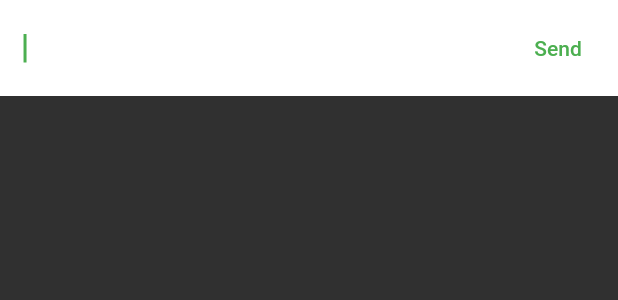
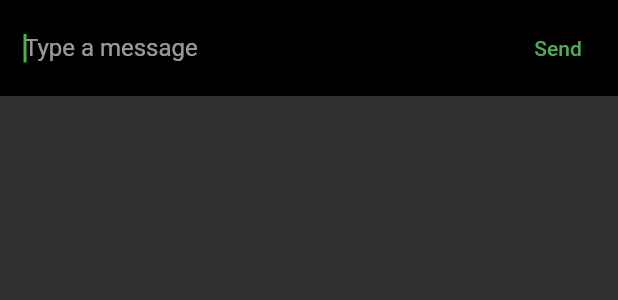
Before and after one commit to supabase-community/flutter-chat, a Flutter app: the _MessageBar widget shown alone on an empty page, opened directly, on a phone screen of 412 x 824 dp. Shown: the top 300 px of the screen. Run offline on Flutter 3.47's test engine with Material 2 defaults, Android fonts, the phone set to English and light mode, and no system bars; our stand-ins replace bloc, flutter_bloc, supabase, supabase_flutter, timeago; accounts and stored records are empty.

Commit message:
fix: minor design fix

```diff
--- a/lib/main.dart
+++ b/lib/main.dart
@@ -9,9 +9,9 @@ Future<void> main() async {
 
   await Supabase.initialize(
     // TODO: Replace credentials with your own
-    url: 'https://nlbsnpoablmsxwkdbmer.supabase.co',
+    url: 'https://lbzgspxicejixhavdlsu.supabase.co',
     anonKey:
-        'eyJhbGciOiJIUzI1NiIsInR5cCI6IkpXVCJ9.eyJyb2xlIjoiYW5vbiIsImlhdCI6MTYyOTE5ODEwMiwiZXhwIjoxOTQ0Nzc0MTAyfQ.XZWLzz95pyU9msumQNsZKNBXfyss-g214iTVAwyQLPA',
+        'eyJhbGciOiJIUzI1NiIsInR5cCI6IkpXVCJ9.eyJyb2xlIjoiYW5vbiIsImlhdCI6MTYzODQ5NDM1OSwiZXhwIjoxOTU0MDcwMzU5fQ.qZgVb9X-sfRQvUQ3diqEmTpy00phfPUMBD5L35TA4lI',
   );
   runApp(const MyApp());
 }
--- a/lib/pages/chat_page.dart
+++ b/lib/pages/chat_page.dart
@@ -89,7 +89,7 @@ class _MessageBarState extends State<_MessageBar> {
   @override
   Widget build(BuildContext context) {
     return Material(
-      color: Theme.of(context).colorScheme.surface,
+      color: Theme.of(context).colorScheme.onSurface,
       child: Padding(
         padding: const EdgeInsets.all(8.0),
         child: Row(
```
Also changed, not shown: lib/cubits/messages/messages_cubit.dart (+8 -8 lines).
